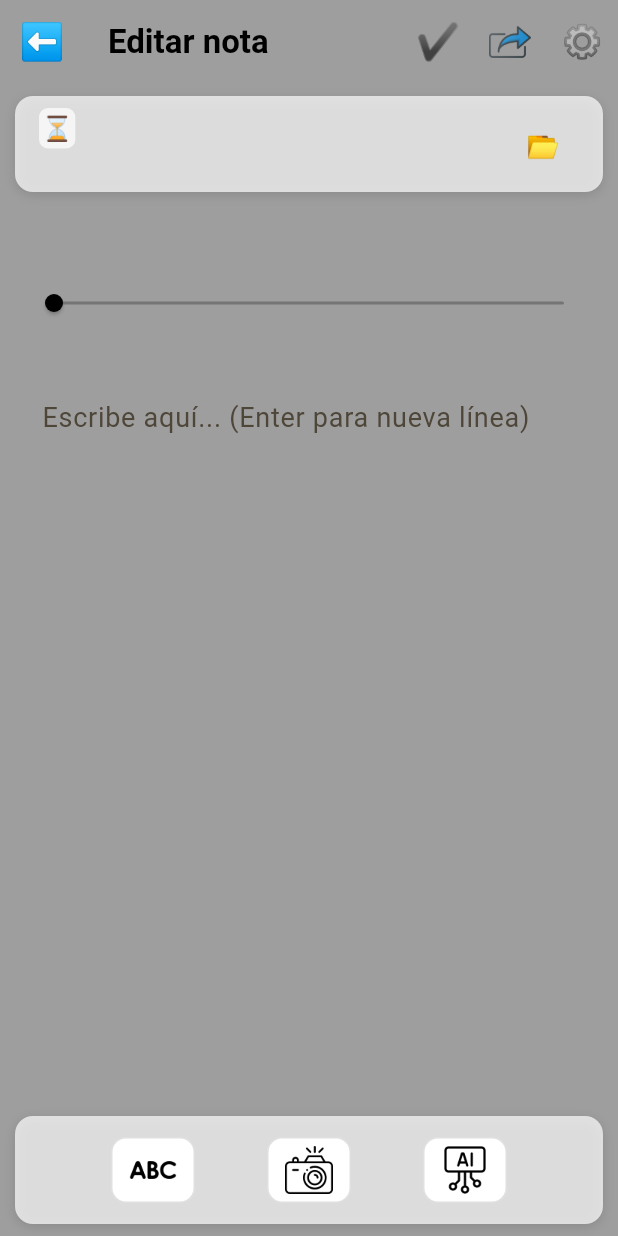
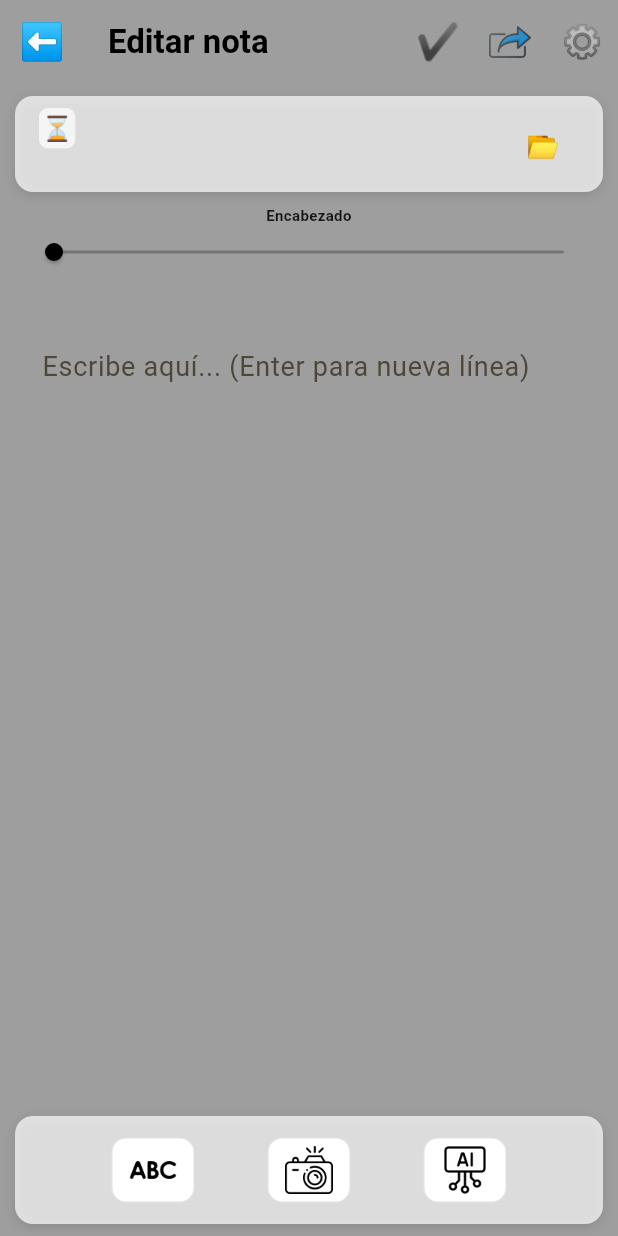
Before and after one commit to alfonso653/NOTAS, a Flutter app: the NoteEditScreen screen opened directly with empty values, on a phone screen of 412 x 824 dp. Run offline on Flutter 3.47's test engine with Material 3 defaults, Android fonts, the phone set to English and light mode, and no system bars; drawn by our look-alikes of auto_size_text; our stand-ins replace share_plus, shared_preferences; accounts and stored records are empty.

Commit message:
fix: evitar crash si contentParts es null en notas antiguas

```diff
--- a/lib/main.dart
+++ b/lib/main.dart
@@ -535,13 +535,13 @@ class _HomeScreenState extends State<HomeScreen> {
                   final newNote = Note(
                     id: DateTime.now().millisecondsSinceEpoch.toString(),
                     title: '',
-                    content: '',
                     date:
                         '${now.day.toString().padLeft(2, '0')}/${now.month.toString().padLeft(2, '0')}/${now.year} ${now.hour.toString().padLeft(2, '0')}:${now.minute.toString().padLeft(2, '0')}',
                     categoria: '',
                     skin: 'grid',
                     color: Colors.white,
                     titleFontSize: 22.0,
+                    contentParts: [],
                   );
                   context.read<NoteProvider>().addNote(newNote);
                   Navigator.push(
--- a/lib/note.dart
+++ b/lib/note.dart
@@ -3,34 +3,37 @@ import 'package:flutter/material.dart';
 class Note {
   final String id;
   String title;
-  String content;
   String date;
   String categoria;
   String skin;
   Color color;
   double titleFontSize;
+  List<Map<String, dynamic>> contentParts; // [{text:..., bold:...}, ...]
+
 
   Note({
     required this.id,
     required this.title,
-    required this.content,
     required this.date,
     required this.categoria,
     required this.skin,
     required this.color,
     required this.titleFontSize,
+    required this.contentParts,
   });
 
   factory Note.fromJson(Map<String, dynamic> json) {
     return Note(
       id: json['id'] ?? '',
       title: json['title'] ?? '',
-      content: json['content'] ?? '',
       date: json['date'] ?? '',
       categoria: json['categoria'] ?? '',
       skin: json['skin'] ?? '',
       color: Color(json['color'] ?? 0xFFFFFFFF),
       titleFontSize: (json['titleFontSize'] ?? 18).toDouble(),
+      contentParts: (json['contentParts'] is List)
+          ? (json['contentParts'] as List).map((e) => Map<String, dynamic>.from(e)).toList()
+          : [],
     );
   }
 
@@ -38,12 +41,12 @@ class Note {
     return {
       'id': id,
       'title': title,
-      'content': content,
       'date': date,
       'categoria': categoria,
       'skin': skin,
       'color': color.value,
       'titleFontSize': titleFontSize,
+      'contentParts': contentParts,
     };
   }
 }
--- a/lib/notes_module.dart
+++ b/lib/notes_module.dart
@@ -1,9 +1,11 @@
 import 'package:flutter/material.dart';
 import 'package:provider/provider.dart';
 import 'package:shared_preferences/shared_preferences.dart';
+
 import 'package:share_plus/share_plus.dart';
 import 'package:pdf/widgets.dart' as pw;
 import 'package:path_provider/path_provider.dart';
+import 'package:auto_size_text/auto_size_text.dart';
 import 'dart:io';
 import 'dart:convert';
 
@@ -15,6 +17,9 @@ class _TextPart {
   final String text;
   final bool bold;
   _TextPart(this.text, this.bold);
+
+  Map<String, dynamic> toJson() => {'text': text, 'bold': bold};
+  factory _TextPart.fromJson(Map<String, dynamic> json) => _TextPart(json['text'] ?? '', json['bold'] ?? false);
 }
 
 /// =======================
@@ -81,17 +86,17 @@ class _NoteEditScreenState extends State<NoteEditScreen> {
   TextFormatValue _contentFormat = const TextFormatValue();
   TextFormatValue _lastFormat = const TextFormatValue();
 
-  final List<_TextPart> _contentParts = [];
+  List<_TextPart> _contentParts = [];
   final TextEditingController _hiddenController = TextEditingController();
   final FocusNode _hiddenFocus = FocusNode();
 
   late TextEditingController _titleController;
-  late TextEditingController _contentController;
   late TextEditingController _categoriaController;
   late Color _noteColor;
   late String _skin;
 
   final GlobalKey _noteKey = GlobalKey();
+  bool _editingTitle = false;
 
   /// Fecha y hora legible
   String _formatDateTime(String dateStr) {
@@ -105,13 +110,11 @@ class _NoteEditScreenState extends State<NoteEditScreen> {
     }
   }
 
-  String _composeContent() {
-    // Devuelve el contenido del controlador, o implementa tu lógica aquí
-    return _contentController.text;
-  }
 
   Future<void> _shareAsText() async {
-    // Implementa la lógica de compartir como texto aquí
+  // Compartir el texto concatenado de _contentParts
+  final text = _contentParts.map((e) => e.text).join('\n');
+  await Share.share(text.isEmpty ? 'Nota sin contenido' : text);
   }
 
   Future<void> _shareAsPdf() async {
@@ -121,7 +124,6 @@ class _NoteEditScreenState extends State<NoteEditScreen> {
 
       // Calcular márgenes dinámicos
       final double baseMargin = 18.0;
-      final double imageMargin = 5.0;
       final double textScaleFactor = 1.2;
 
       // Margen superior mayor para el título
@@ -152,7 +154,7 @@ class _NoteEditScreenState extends State<NoteEditScreen> {
                 pw.SizedBox(height: 12),
                 // Contenido
                 pw.Text(
-                  note.content,
+                  note.contentParts.map((e) => e['text'] ?? '').join('\n'),
                   style: pw.TextStyle(
                     fontSize: 16 * textScaleFactor,
                   ),
@@ -180,18 +182,29 @@ class _NoteEditScreenState extends State<NoteEditScreen> {
     }
   }
 
-  void _saveNote() {
+  // Acepta pop opcional para compatibilidad con las llamadas existentes
+  void _saveNote({bool pop = false}) {
     final note = widget.note;
     note.title = _titleController.text;
-    _contentController.text = _composeContent();
-    note.content = _contentController.text;
     note.categoria = _categoriaController.text;
-    note.date = DateTime.now().toLocal().toString(); // guarda fecha/hora actual
+    note.date = DateTime.now().toLocal().toString();
     note.color = _noteColor;
     note.skin = _skin.isEmpty ? 'grid' : _skin;
     note.titleFontSize = _titleFontSize;
+    // Si hay texto pendiente en el campo de edición, agrégalo como bloque temporal (sin duplicar si ya está al final)
+    List<_TextPart> partsToSave = List<_TextPart>.from(_contentParts);
+    String pendingText = _hiddenController.text.trim();
+    if (pendingText.isNotEmpty) {
+      // Si el último bloque ya es igual, no lo dupliques
+      if (partsToSave.isEmpty || partsToSave.last.text != pendingText) {
+        partsToSave.add(_TextPart(pendingText, _contentFormat.bold));
+      }
+    }
+    note.contentParts = partsToSave.map((e) => e.toJson()).toList();
     context.read<NoteProvider>().updateNote(note);
+    if (pop) {
       Navigator.pop(context);
+    }
   }
 
   Widget _buildIconBox({required Widget icon, required VoidCallback onTap}) {
@@ -216,7 +229,6 @@ class _NoteEditScreenState extends State<NoteEditScreen> {
   void initState() {
     super.initState();
     _titleController = TextEditingController(text: widget.note.title);
-    _contentController = TextEditingController(text: widget.note.content);
     _categoriaController = TextEditingController(text: widget.note.categoria);
     _noteColor = widget.note.color;
     _skin = widget.note.skin.isEmpty ? 'grid' : widget.note.skin;
@@ -224,17 +236,14 @@ class _NoteEditScreenState extends State<NoteEditScreen> {
     _contentFormat = const TextFormatValue();
     _lastFormat = _contentFormat;
 
-    _contentParts.clear();
-    if (widget.note.content.isNotEmpty) {
-      _contentParts.add(_TextPart(widget.note.content, false));
-    }
+    // Cargar partes desde el modelo
+    _contentParts = (widget.note.contentParts).map((e) => _TextPart.fromJson(e)).toList();
     _hiddenController.clear();
   }
 
   @override
   void dispose() {
     _titleController.dispose();
-    _contentController.dispose();
     _categoriaController.dispose();
     _hiddenController.dispose();
     _hiddenFocus.dispose();
@@ -262,12 +271,14 @@ class _NoteEditScreenState extends State<NoteEditScreen> {
           style: TextStyle(color: Colors.black, fontWeight: FontWeight.bold),
         ),
         actions: [
+          // Guardar
           IconButton(
             icon: const Text('✔️',
                 style: TextStyle(fontSize: 24, color: Colors.black)),
             tooltip: 'Guardar',
-            onPressed: _saveNote,
+            onPressed: () => _saveNote(pop: true),
           ),
+          // Compartir
           IconButton(
             icon: Image.asset('assets/compartir.png', width: 28, height: 28),
             tooltip: 'Compartir',
@@ -301,6 +312,7 @@ class _NoteEditScreenState extends State<NoteEditScreen> {
               );
             },
           ),
+          // Opciones
           PopupMenuButton<String>(
             icon: const Text('⚙️',
                 style: TextStyle(fontSize: 22, color: Colors.black)),
@@ -317,7 +329,10 @@ class _NoteEditScreenState extends State<NoteEditScreen> {
                     builder: (_) => SkinPanel(
                       color: _noteColor,
                       onColorSelected: (c) {
-                        setState(() => _noteColor = c);
+                        setState(() {
+                          _noteColor = c;
+                          _saveNote(pop: false);
+                        });
                       },
                     ),
                   );
@@ -479,41 +494,69 @@ class _NoteEditScreenState extends State<NoteEditScreen> {
             ),
 
             // Título
-
             Padding(
               padding: const EdgeInsets.symmetric(horizontal: 24, vertical: 0),
               child: Column(
                 children: [
-                  TextField(
+                  _editingTitle
+                      ? TextField(
                           controller: _titleController,
+                          autofocus: true,
                           textAlign: TextAlign.center,
-                    maxLines: 2,
+                          maxLines: null,
                           minLines: 1,
                           decoration: const InputDecoration(
                             hintText: 'Encabezado',
                             border: InputBorder.none,
-                      isCollapsed: false,
-                      contentPadding: EdgeInsets.symmetric(vertical: 4),
+                            isCollapsed: true,
+                            contentPadding: EdgeInsets.zero,
                             counterText: '',
                           ),
                           style: TextStyle(
                             fontSize: _titleFontSize,
                             fontWeight: FontWeight.bold,
                             color: Colors.black87,
-                      overflow: TextOverflow.ellipsis,
                           ),
-                    keyboardType: TextInputType.text,
+                          keyboardType: TextInputType.multiline,
                           textInputAction: TextInputAction.done,
+                          onChanged: (v) => _saveNote(pop: false),
+                          onEditingComplete: () {
+                            setState(() => _editingTitle = false);
+                            _saveNote(pop: false);
+                          },
+                        )
+                      : GestureDetector(
+                          onTap: () {
+                            setState(() => _editingTitle = true);
+                          },
+                          child: Center(
+                            child: AutoSizeText(
+                              _titleController.text.isEmpty
+                                  ? 'Encabezado'
+                                  : _titleController.text,
+                              textAlign: TextAlign.center,
+                              style: TextStyle(
+                                fontSize: _titleFontSize,
+                                fontWeight: FontWeight.bold,
+                                color: Colors.black87,
                               ),
-                  SizedBox(height: 6),
+                              maxLines: 10,
+                              minFontSize: 10,
+                              overflow: TextOverflow.visible,
+                            ),
+                          ),
+                        ),
+                  const SizedBox(height: 6),
                   Row(
                     children: [
                       Expanded(
                         child: SliderTheme(
                           data: SliderTheme.of(context).copyWith(
                             trackHeight: 2,
-                            thumbShape: const RoundSliderThumbShape(enabledThumbRadius: 6),
-                            overlayShape: const RoundSliderOverlayShape(overlayRadius: 12),
+                            thumbShape: const RoundSliderThumbShape(
+                                enabledThumbRadius: 6),
+                            overlayShape: const RoundSliderOverlayShape(
+                                overlayRadius: 12),
                             thumbColor: Colors.black,
                             activeTrackColor: Colors.black54,
                             inactiveTrackColor: Colors.black26,
@@ -523,7 +566,10 @@ class _NoteEditScreenState extends State<NoteEditScreen> {
                             max: 48,
                             value: _titleFontSize,
                             onChanged: (v) {
-                              setState(() => _titleFontSize = v);
+                              setState(() {
+                                _titleFontSize = v;
+                              });
+                              _saveNote();
                             },
                           ),
                         ),
@@ -533,8 +579,6 @@ class _NoteEditScreenState extends State<NoteEditScreen> {
                 ],
               ),
             ),
-
-            // ...existing code...
 
             // Contenido con transición + LISTVIEW SCROLL
             Expanded(
@@ -561,7 +605,7 @@ class _NoteEditScreenState extends State<NoteEditScreen> {
                         children: _contentParts
                             .map(
                               (part) => TextSpan(
-                                text: part.text + '\n',
+                                text: '${part.text}\n',
                                 style: TextStyle(
                                   fontSize: 18,
                                   fontWeight: part.bold
@@ -606,6 +650,7 @@ class _NoteEditScreenState extends State<NoteEditScreen> {
                           fillColor: Colors.transparent,
                           filled: true,
                         ),
+                        onChanged: (v) => _saveNote(),
                       ),
                     ),
                   ],
@@ -647,6 +692,7 @@ class _NoteEditScreenState extends State<NoteEditScreen> {
                       );
                       _hiddenController.clear();
                     });
+                    _saveNote();
                   }
                   await showModalBottomSheet(
                     context: context,
--- a/pubspec.yaml
+++ b/pubspec.yaml
@@ -13,6 +13,7 @@ dependencies:
   share_plus: ^7.2.1
   pdf: ^3.11.3
   path_provider: ^2.1.5
+  auto_size_text: ^3.0.0
 
 
 flutter:
```
Also changed, not shown: pubspec.lock, 1 other file. Lines whose indentation alone changed are shown as unchanged.
